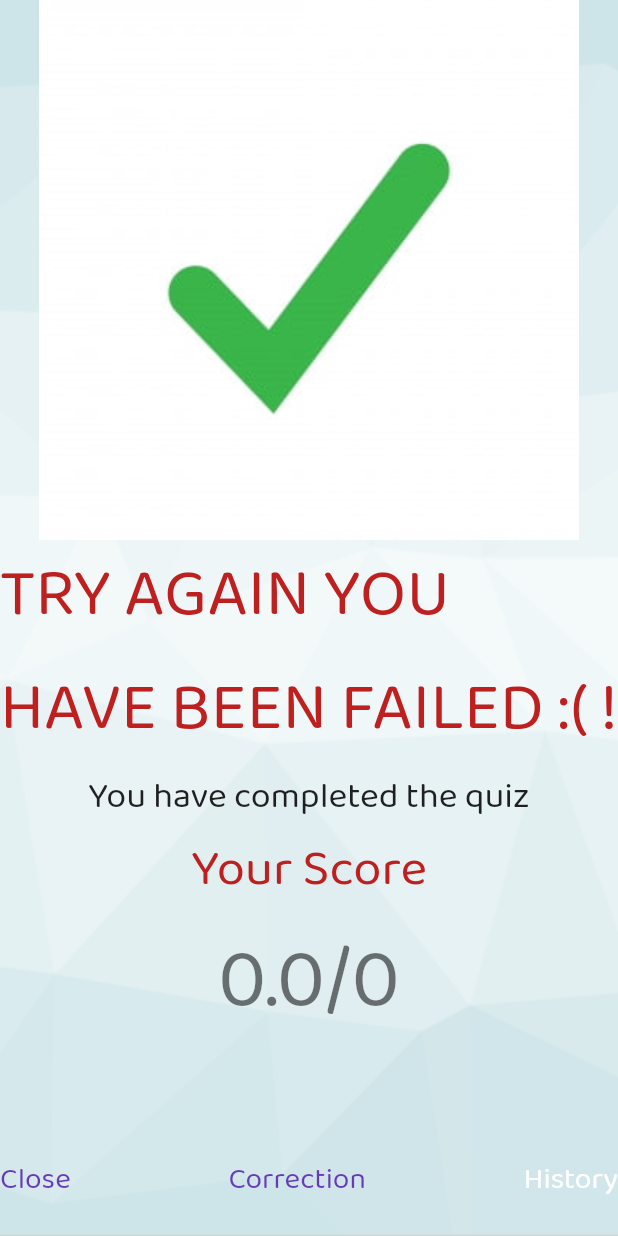
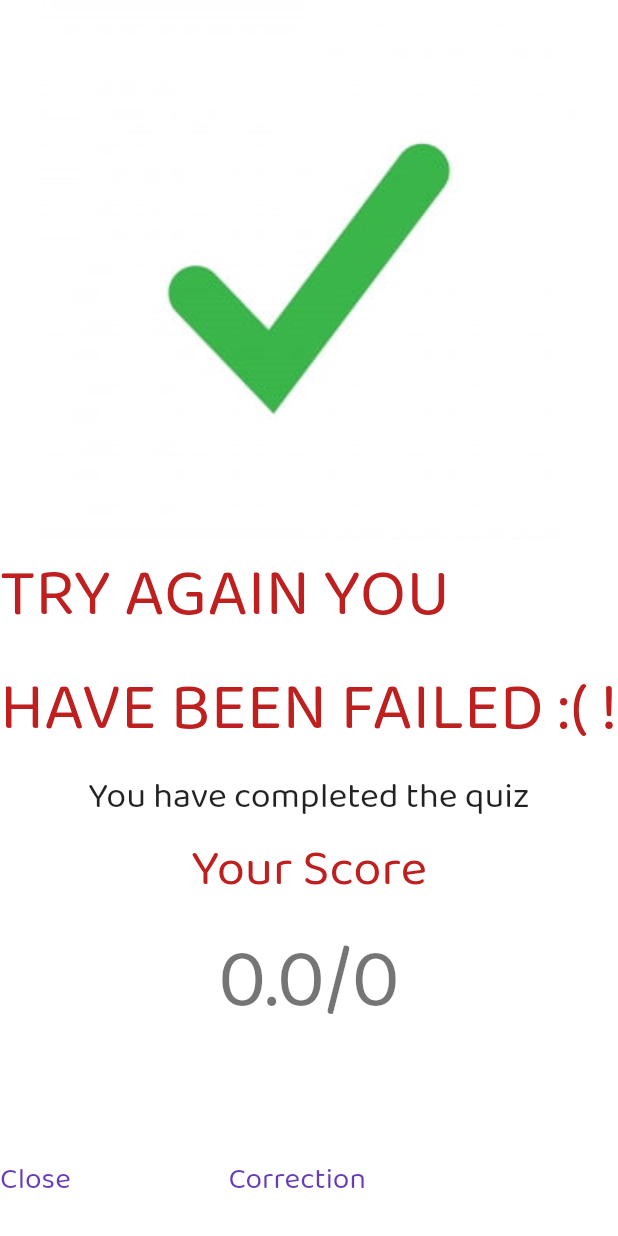
Before and after one commit to sayahi147/auto, a Flutter app: the QuizResultScreen screen opened directly with empty values, on a phone screen of 412 x 824 dp. Run offline on Flutter 3.47's test engine with Material 2 defaults, Android fonts, the phone set to English and light mode, and no system bars; our stand-ins replace just_audio, shared_preferences; accounts and stored records are empty.

Commit message:
change bg color to white

```diff
--- a/lib/common/theme_helper.dart
+++ b/lib/common/theme_helper.dart
@@ -23,10 +23,9 @@ class ThemeHelper {
     );
   }
 
-  static BoxDecoration fullScreenBgBoxDecoration(
-      {String backgroundAssetImage = "assets/images/back.png"}) {
+  static BoxDecoration fullScreenBgBoxDecoration() {
     return BoxDecoration(
-      image: DecorationImage(image: AssetImage(backgroundAssetImage), fit: BoxFit.cover),
+      color: Colors.white
     );
   }
 
```
